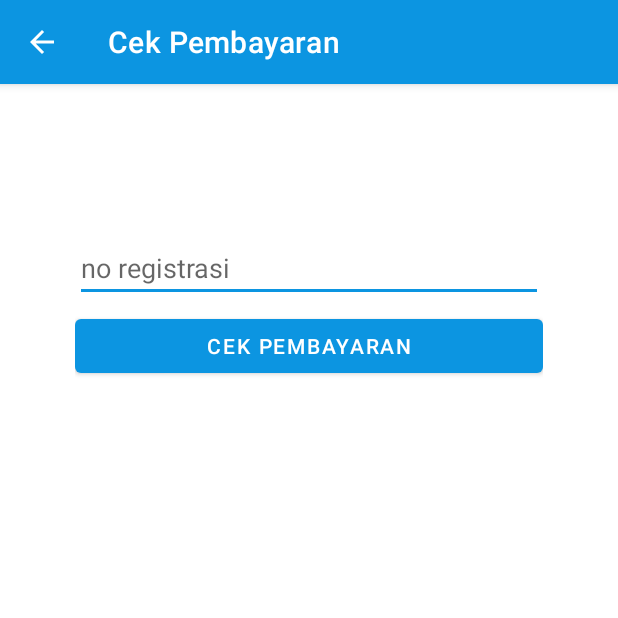
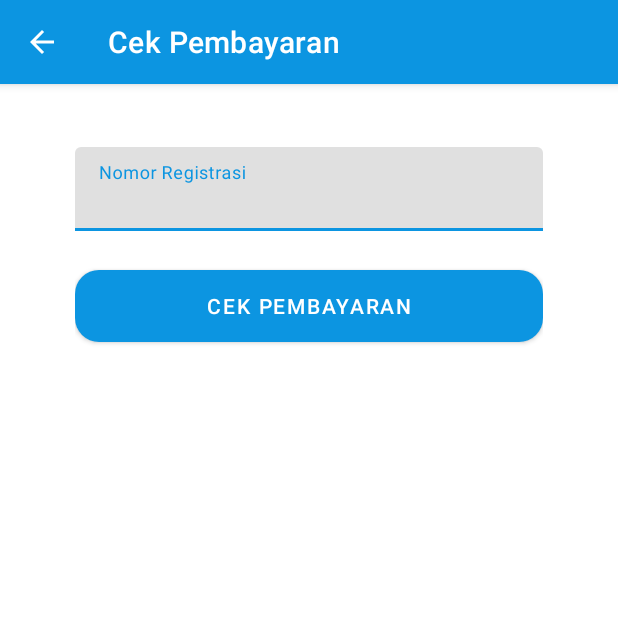
Before and after one commit to KeDai-Computerworks/KeDaiApp, an Android app: the CheckPaidActivity screen opened directly, with no data from a screen before it, on a phone screen of 412 x 824 dp, the top half of it. Run offline under Robolectric (Android 15) with nearby library versions, the light colour scheme and no system bars.

Commit message:
add round button

```diff
--- a/app/src/main/java/co/id/kedai/kedaiapp/activity/CheckPaidActivity.kt
+++ b/app/src/main/java/co/id/kedai/kedaiapp/activity/CheckPaidActivity.kt
@@ -6,7 +6,6 @@ import android.content.pm.PackageManager
 import android.net.Uri
 import android.os.Bundle
 import android.os.Environment
-import android.util.Log
 import android.widget.Toast
 import androidx.appcompat.app.AppCompatActivity
 import androidx.core.app.ActivityCompat
@@ -44,7 +43,7 @@ class CheckPaidActivity : AppCompatActivity() {
         }
 
         binding.btnCek.setOnClickListener {
-            val regis = binding.etRegis.text.toString()
+            val regis = binding.inputNoRegistrasi.text.toString()
             cekPaid(regis)
         }
     }
@@ -56,8 +55,6 @@ class CheckPaidActivity : AppCompatActivity() {
                     call: Call<DaftarResponse>,
                     response: Response<DaftarResponse>
                 ) {
-                    Log.e("cek ", response.body()?.pdf.toString())
-
                     if (response.body()?.pdf != null) {
                         binding.tvRegis.text = response.body()?.pdf
                         binding.tvRegis.isVisible = true
@@ -83,7 +80,6 @@ class CheckPaidActivity : AppCompatActivity() {
                 override fun onFailure(call: Call<DaftarResponse>, t: Throwable) {
                     binding.tvRegis.isVisible = false
                     binding.btnDownlaod.isVisible = false
-
                     Toast.makeText(
                         this@CheckPaidActivity,
                         t.message,
--- /dev/null
+++ b/app/src/main/res/drawable/round_button.xml
@@ -0,0 +1,5 @@
+<?xml version="1.0" encoding="utf-8"?>
+<shape xmlns:android="http://schemas.android.com/apk/res/android">
+    <corners android:radius="16dp" />
+    <solid android:color="@color/utama" />
+</shape>
--- a/app/src/main/res/layout/activity_check_paid.xml
+++ b/app/src/main/res/layout/activity_check_paid.xml
@@ -7,36 +7,47 @@
     android:paddingHorizontal="50dp"
     tools:context=".activity.CheckPaidActivity">
 
-    <EditText
-        android:id="@+id/etRegis"
+    <com.google.android.material.textfield.TextInputLayout
+        android:id="@+id/registrasi"
         android:layout_width="match_parent"
         android:layout_height="wrap_content"
-        android:layout_marginTop="100dp"
-        android:hint="no registrasi"
-        app:layout_constraintTop_toTopOf="parent" />
+        android:layout_marginTop="42dp"
+        android:hint="@string/nomor_registrasi"
+        app:errorEnabled="true"
+        app:layout_constraintTop_toTopOf="parent">
+
+        <com.google.android.material.textfield.TextInputEditText
+            android:id="@+id/inputNoRegistrasi"
+            android:layout_width="match_parent"
+            android:layout_height="wrap_content"
+            android:inputType="text"
+            android:maxLines="1" />
+    </com.google.android.material.textfield.TextInputLayout>
 
     <Button
         android:id="@+id/btnCek"
         android:layout_width="match_parent"
         android:layout_height="wrap_content"
         android:layout_marginTop="5dp"
-        android:text="Cek pembayaran"
-        app:layout_constraintTop_toBottomOf="@+id/etRegis" />
+        android:background="@drawable/round_button"
+        android:text="@string/cek_pembayaran"
+        app:layout_constraintTop_toBottomOf="@+id/registrasi" />
 
     <TextView
         android:id="@+id/tvRegis"
         android:layout_width="match_parent"
         android:layout_height="wrap_content"
         android:layout_marginTop="10dp"
-        android:text="registrasi"
         android:visibility="gone"
-        app:layout_constraintTop_toBottomOf="@+id/btnCek" />
+        app:layout_constraintTop_toBottomOf="@+id/btnCek"
+        tools:text="registrasi" />
 
     <Button
         android:id="@+id/btnDownlaod"
         android:layout_width="match_parent"
-        android:text="Download"
         android:layout_height="wrap_content"
+        android:background="@drawable/round_button"
+        android:text="@string/download_no_registrasi"
         android:visibility="gone"
         app:layout_constraintTop_toBottomOf="@id/tvRegis" />
 
--- a/app/src/main/res/layout/activity_ste_registration.xml
+++ b/app/src/main/res/layout/activity_ste_registration.xml
@@ -46,8 +46,8 @@
 
     <com.google.android.material.textfield.TextInputLayout
         android:id="@+id/tglLahir"
+        style="@style/Widget.MaterialComponents.TextInputLayout.FilledBox.ExposedDropdownMenu"
         android:layout_width="0dp"
-        style="@style/Widget.MaterialComponents.TextInputLayout.FilledBox.ExposedDropdownMenu"
         android:layout_height="wrap_content"
         android:layout_marginStart="8dp"
         android:hint="@string/tanggal_lahir"
@@ -124,6 +124,7 @@
         android:layout_height="wrap_content"
         android:layout_marginTop="10dp"
         android:layout_marginBottom="100dp"
+        android:background="@drawable/round_button"
         android:text="@string/lanjut"
         app:layout_constraintTop_toBottomOf="@+id/golDar" />
 
--- a/app/src/main/res/layout/activity_ste_registration2.xml
+++ b/app/src/main/res/layout/activity_ste_registration2.xml
@@ -49,6 +49,7 @@
         android:layout_height="wrap_content"
         android:layout_marginTop="10dp"
         android:layout_marginBottom="100dp"
+        android:background="@drawable/round_button"
         android:text="@string/lanjut"
         app:layout_constraintTop_toBottomOf="@+id/email" />
 
--- a/app/src/main/res/layout/activity_ste_registration3.xml
+++ b/app/src/main/res/layout/activity_ste_registration3.xml
@@ -49,6 +49,7 @@
         android:layout_height="wrap_content"
         android:layout_marginTop="10dp"
         android:layout_marginBottom="100dp"
+        android:background="@drawable/round_button"
         android:text="@string/daftar"
         app:layout_constraintTop_toBottomOf="@+id/alasan" />
 </androidx.constraintlayout.widget.ConstraintLayout>
--- a/app/src/main/res/values/strings.xml
+++ b/app/src/main/res/values/strings.xml
@@ -44,4 +44,9 @@
     <string name="ketawadamai">ketawadamai</string>
     <string name="kdcomputerworks">kdcomputerworks</string>
     <string name="about">About</string>
+    <string name="daftar_sekarang">Daftar Sekarang</string>
+    <string name="jadwal_kegiatan">Jadwal Kegiatan</string>
+    <string name="cek_pembayaran">Cek Pembayaran</string>
+    <string name="download_no_registrasi">Download No. Registrasi</string>
+    <string name="nomor_registrasi">Nomor Registrasi</string>
 </resources>
```
Also changed, not shown: app/src/main/res/layout/fragment_ste.xml (+16 -3 lines).
